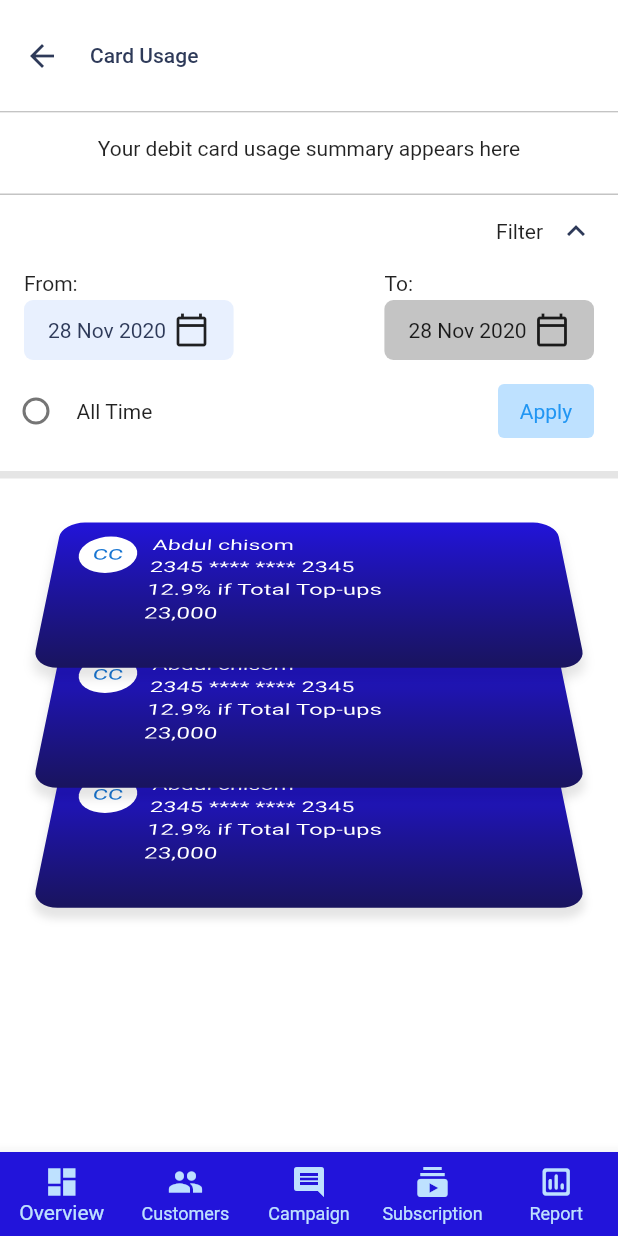
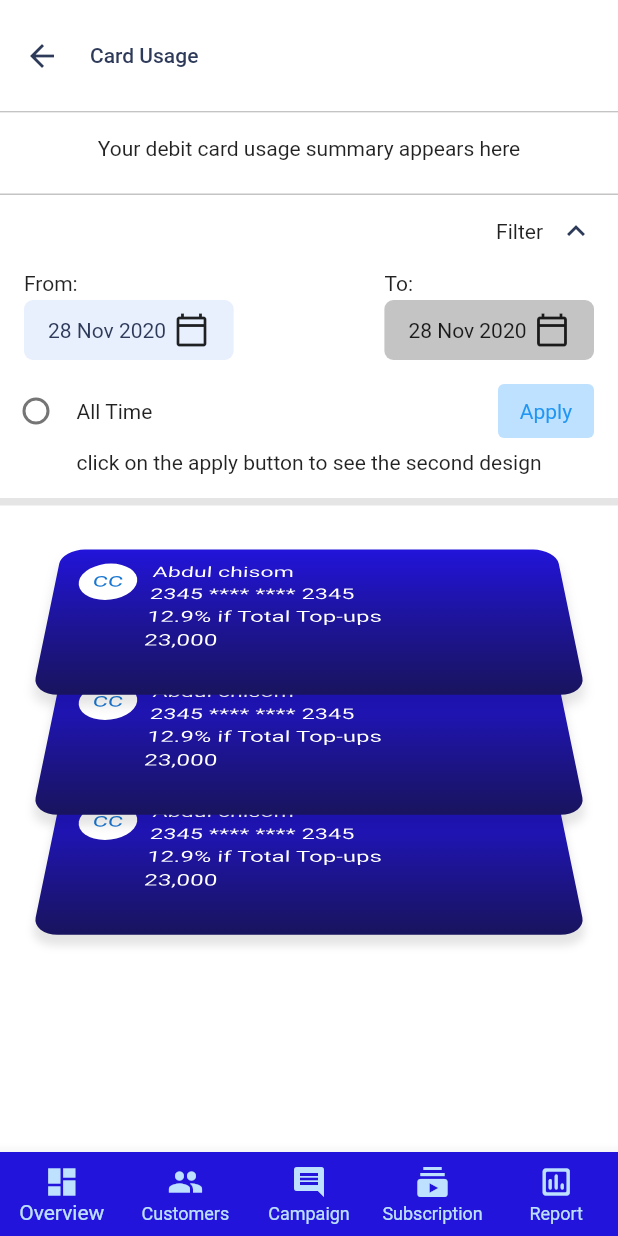
Before and after one commit to toykam/task_1, a Flutter app: the screen it shows after launch, on a phone screen of 412 x 824 dp. Run offline on Flutter 3.47's test engine with Material 2 defaults, Android fonts, the phone set to English and light mode, and no system bars.

Commit message:
Added instruction to see the second design

```diff
--- a/lib/frontend/screen/card_usage.dart
+++ b/lib/frontend/screen/card_usage.dart
@@ -150,7 +150,9 @@ class _CardUsageState extends State<CardUsage> {
                           )
                         ],
                       ),
-                    )
+                    ),
+                    ColumnSpace(2),
+                    Text('click on the apply button to see the second design')
                   ],
                 ),
               ),
--- a/lib/main.dart
+++ b/lib/main.dart
@@ -11,7 +11,7 @@ class MyApp extends StatelessWidget {
   @override
   Widget build(BuildContext context) {
     return MaterialApp(
-      title: 'Flutter Demo',
+      title: 'UI Task',
       theme: ThemeData(
         primarySwatch: Colors.blue,
       ),
```
